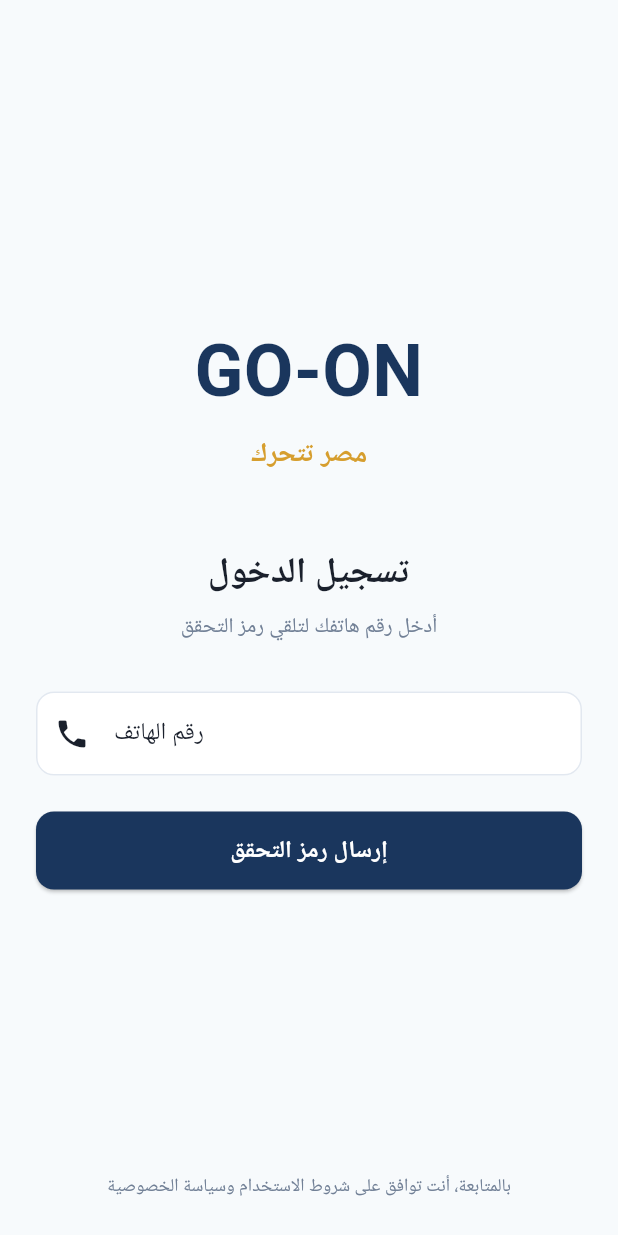
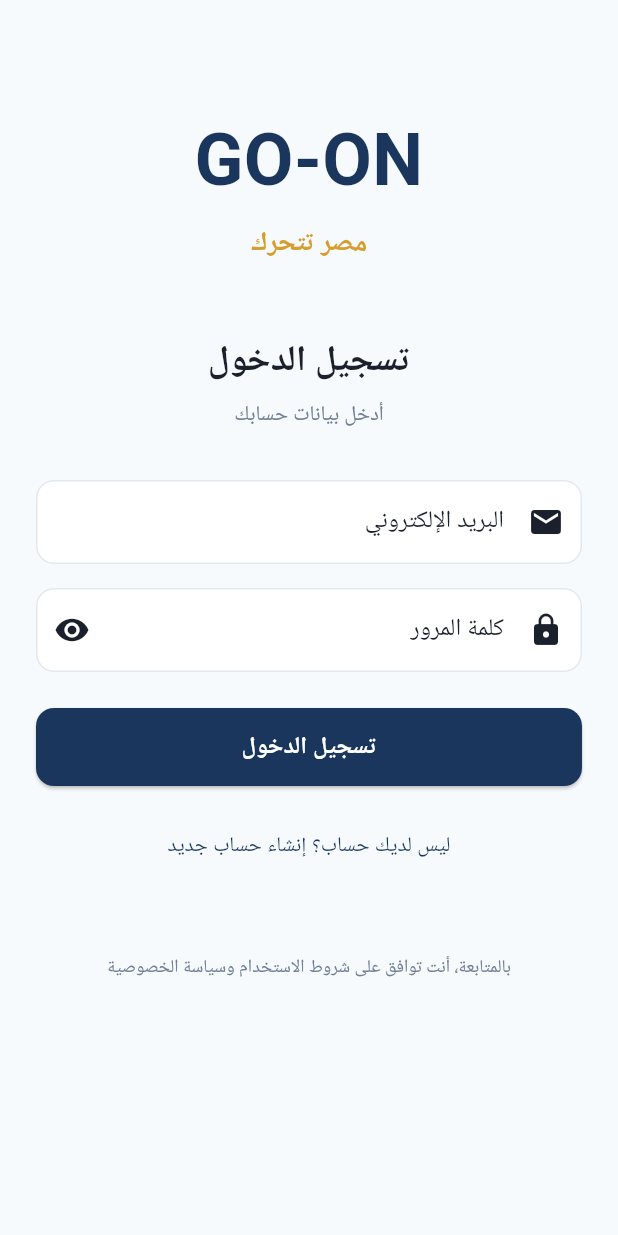
Before and after one commit to AiSchool-Admin/go-on-app, a Flutter app: the screen it shows after launch, on a phone screen of 412 x 824 dp. Run offline on Flutter 3.47's test engine with Material 3 defaults, Android fonts, the phone set to English and light mode, and no system bars; our stand-ins replace flutter_riverpod, go_router, supabase_flutter; accounts and stored records are empty; Roboto replaces fonts that are missing (Cairo).

Commit message:
Fix navigation after login and update to Email authentication
- Fix router redirect to navigate logged-in users from splash to home
- Update login screen to use Email/Password instead of Phone OTP
- Add signup/login toggle functionality
- Navigate directly to home after successful authentication

```diff
--- a/mobile/lib/core/routes/app_router.dart
+++ b/mobile/lib/core/routes/app_router.dart
@@ -38,16 +38,17 @@ final appRouterProvider = Provider<GoRouter>((ref) {
     debugLogDiagnostics: true,
     redirect: (context, state) {
       final isLoggedIn = authState.valueOrNull != null;
+      final isOnSplash = state.matchedLocation == AppRoutes.splash;
       final isLoggingIn = state.matchedLocation == AppRoutes.login ||
           state.matchedLocation == AppRoutes.otp;
 
-      // If not logged in and not on login page, redirect to login
+      // If not logged in and not on login/otp page, redirect to login
       if (!isLoggedIn && !isLoggingIn) {
         return AppRoutes.login;
       }
 
-      // If logged in and on login page, redirect to home
-      if (isLoggedIn && isLoggingIn) {
+      // If logged in and on login/otp/splash page, redirect to home
+      if (isLoggedIn && (isLoggingIn || isOnSplash)) {
         return AppRoutes.home;
       }
 
--- a/mobile/lib/features/auth/screens/login_screen.dart
+++ b/mobile/lib/features/auth/screens/login_screen.dart
@@ -1,10 +1,10 @@
 import 'package:flutter/material.dart';
 import 'package:flutter_riverpod/flutter_riverpod.dart';
 import 'package:go_router/go_router.dart';
+import 'package:supabase_flutter/supabase_flutter.dart';
 
 import '../../../core/constants/app_colors.dart';
 import '../../../core/routes/app_router.dart';
-import '../../../providers/auth_provider.dart';
 
 class LoginScreen extends ConsumerStatefulWidget {
   const LoginScreen({super.key});
@@ -15,27 +15,63 @@ class LoginScreen extends ConsumerStatefulWidget {
 
 class _LoginScreenState extends ConsumerState<LoginScreen> {
   final _formKey = GlobalKey<FormState>();
-  final _phoneController = TextEditingController();
+  final _emailController = TextEditingController();
+  final _passwordController = TextEditingController();
   bool _isLoading = false;
+  bool _isSignUp = false;
+  bool _obscurePassword = true;
 
   @override
   void dispose() {
-    _phoneController.dispose();
+    _emailController.dispose();
+    _passwordController.dispose();
     super.dispose();
   }
 
-  Future<void> _sendOtp() async {
+  Future<void> _submit() async {
     if (!_formKey.currentState!.validate()) return;
 
     setState(() => _isLoading = true);
 
-    final phone = '+20${_phoneController.text.trim()}';
+    final email = _emailController.text.trim();
+    final password = _passwordController.text;
 
     try {
-      await ref.read(authNotifierProvider.notifier).sendOtp(phone);
+      if (_isSignUp) {
+        // Sign Up
+        await Supabase.instance.client.auth.signUp(
+          email: email,
+          password: password,
+        );
 
         if (mounted) {
-        context.push(AppRoutes.otp, extra: phone);
+          ScaffoldMessenger.of(context).showSnackBar(
+            const SnackBar(
+              content: Text('تم إنشاء الحساب! جاري تسجيل الدخول...'),
+              backgroundColor: AppColors.success,
+            ),
+          );
+        }
+      }
+
+      // Sign In (also after sign up)
+      final response = await Supabase.instance.client.auth.signInWithPassword(
+        email: email,
+        password: password,
+      );
+
+      if (response.user != null && mounted) {
+        // Navigate to home after successful login
+        context.go(AppRoutes.home);
+      }
+    } on AuthException catch (e) {
+      if (mounted) {
+        ScaffoldMessenger.of(context).showSnackBar(
+          SnackBar(
+            content: Text('خطأ: ${e.message}'),
+            backgroundColor: AppColors.error,
+          ),
+        );
       }
     } catch (e) {
       if (mounted) {
@@ -57,12 +93,12 @@ class _LoginScreenState extends ConsumerState<LoginScreen> {
   Widget build(BuildContext context) {
     return Scaffold(
       body: SafeArea(
-        child: Padding(
+        child: SingleChildScrollView(
           padding: const EdgeInsets.all(24.0),
           child: Column(
             crossAxisAlignment: CrossAxisAlignment.stretch,
             children: [
-              const Spacer(),
+              const SizedBox(height: 48),
 
               // Logo & Title
               const Column(
@@ -85,47 +121,84 @@ class _LoginScreenState extends ConsumerState<LoginScreen> {
                     ),
                   ),
                   SizedBox(height: 48),
+                ],
+              ),
+
+              // Title
               Text(
-                    'تسجيل الدخول',
-                    style: TextStyle(
+                _isSignUp ? 'إنشاء حساب جديد' : 'تسجيل الدخول',
+                textAlign: TextAlign.center,
+                style: const TextStyle(
                   fontSize: 24,
                   fontWeight: FontWeight.bold,
                   color: AppColors.textPrimary,
                 ),
               ),
-                  SizedBox(height: 8),
+              const SizedBox(height: 8),
               Text(
-                    'أدخل رقم هاتفك لتلقي رمز التحقق',
-                    style: TextStyle(
+                _isSignUp
+                    ? 'أدخل بريدك الإلكتروني وكلمة المرور'
+                    : 'أدخل بيانات حسابك',
+                textAlign: TextAlign.center,
+                style: const TextStyle(
                   fontSize: 14,
                   color: AppColors.textSecondary,
                 ),
               ),
-                ],
-              ),
 
               const SizedBox(height: 32),
 
-              // Phone Input Form
+              // Form
               Form(
                 key: _formKey,
                 child: Column(
                   children: [
-                    // Phone Number Field
-                    Directionality(
-                      textDirection: TextDirection.ltr,
-                      child: TextFormField(
-                        controller: _phoneController,
-                        keyboardType: TextInputType.phone,
+                    // Email Field
+                    TextFormField(
+                      controller: _emailController,
+                      keyboardType: TextInputType.emailAddress,
                       textDirection: TextDirection.ltr,
                       decoration: InputDecoration(
-                          labelText: 'رقم الهاتف',
-                          hintText: '1XXXXXXXXX',
-                          prefixIcon: const Icon(Icons.phone),
-                          prefixText: '+20 ',
-                          prefixStyle: const TextStyle(
-                            fontSize: 16,
-                            fontWeight: FontWeight.w500,
+                        labelText: 'البريد الإلكتروني',
+                        hintText: 'example@email.com',
+                        prefixIcon: const Icon(Icons.email),
+                        border: OutlineInputBorder(
+                          borderRadius: BorderRadius.circular(12),
+                        ),
+                      ),
+                      validator: (value) {
+                        if (value == null || value.isEmpty) {
+                          return 'من فضلك أدخل البريد الإلكتروني';
+                        }
+                        if (!value.contains('@') || !value.contains('.')) {
+                          return 'بريد إلكتروني غير صحيح';
+                        }
+                        return null;
+                      },
+                    ),
+
+                    const SizedBox(height: 16),
+
+                    // Password Field
+                    TextFormField(
+                      controller: _passwordController,
+                      obscureText: _obscurePassword,
+                      textDirection: TextDirection.ltr,
+                      decoration: InputDecoration(
+                        labelText: 'كلمة المرور',
+                        hintText: '********',
+                        prefixIcon: const Icon(Icons.lock),
+                        suffixIcon: IconButton(
+                          icon: Icon(
+                            _obscurePassword
+                                ? Icons.visibility
+                                : Icons.visibility_off,
+                          ),
+                          onPressed: () {
+                            setState(() {
+                              _obscurePassword = !_obscurePassword;
+                            });
+                          },
                         ),
                         border: OutlineInputBorder(
                           borderRadius: BorderRadius.circular(12),
@@ -133,17 +206,13 @@ class _LoginScreenState extends ConsumerState<LoginScreen> {
                       ),
                       validator: (value) {
                         if (value == null || value.isEmpty) {
-                            return 'من فضلك أدخل رقم الهاتف';
+                          return 'من فضلك أدخل كلمة المرور';
                         }
-                          if (value.length != 10) {
-                            return 'رقم الهاتف يجب أن يكون 10 أرقام';
-                          }
-                          if (!RegExp(r'^1[0125]\d{8}$').hasMatch(value)) {
-                            return 'رقم هاتف غير صحيح';
+                        if (value.length < 6) {
+                          return 'كلمة المرور يجب أن تكون 6 أحرف على الأقل';
                         }
                         return null;
                       },
-                      ),
                     ),
 
                     const SizedBox(height: 24),
@@ -153,7 +222,7 @@ class _LoginScreenState extends ConsumerState<LoginScreen> {
                       width: double.infinity,
                       height: 52,
                       child: ElevatedButton(
-                        onPressed: _isLoading ? null : _sendOtp,
+                        onPressed: _isLoading ? null : _submit,
                         child: _isLoading
                             ? const SizedBox(
                                 width: 24,
@@ -163,12 +232,32 @@ class _LoginScreenState extends ConsumerState<LoginScreen> {
                                   color: Colors.white,
                                 ),
                               )
-                            : const Text(
-                                'إرسال رمز التحقق',
-                                style: TextStyle(
+                            : Text(
+                                _isSignUp ? 'إنشاء حساب' : 'تسجيل الدخول',
+                                style: const TextStyle(
                                   fontSize: 16,
                                   fontWeight: FontWeight.w600,
                                 ),
+                              ),
+                      ),
+                    ),
+
+                    const SizedBox(height: 16),
+
+                    // Toggle Login/Signup
+                    TextButton(
+                      onPressed: () {
+                        setState(() {
+                          _isSignUp = !_isSignUp;
+                        });
+                      },
+                      child: Text(
+                        _isSignUp
+                            ? 'لديك حساب؟ تسجيل الدخول'
+                            : 'ليس لديك حساب؟ إنشاء حساب جديد',
+                        style: const TextStyle(
+                          color: AppColors.primary,
+                          fontWeight: FontWeight.w500,
                         ),
                       ),
                     ),
@@ -176,7 +265,7 @@ class _LoginScreenState extends ConsumerState<LoginScreen> {
                 ),
               ),
 
-              const Spacer(),
+              const SizedBox(height: 48),
 
               // Terms
               const Text(
```
Lines whose indentation alone changed are shown as unchanged.
